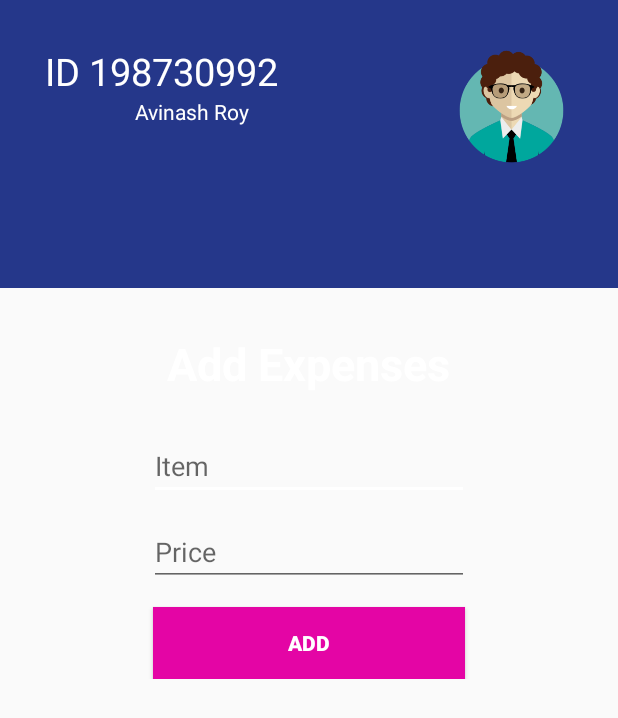
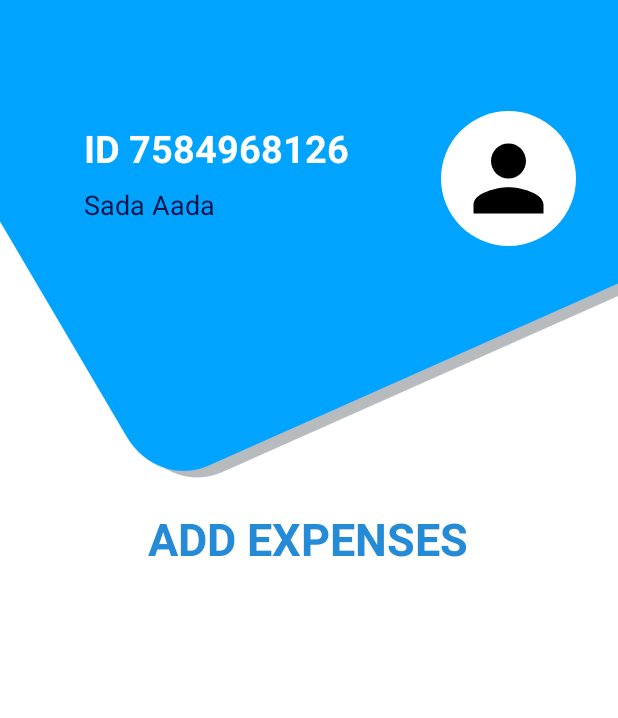
Before and after one commit to Hummer97/EMS_Android_Project, an Android app: the Add_expenses screen opened directly, with no data from a screen before it, on a phone screen of 412 x 824 dp. Shown: the top 718 px of the screen. Run offline under Robolectric (Android 15) with nearby library versions, the phone set to English and light mode, and no system bars.

Commit message:
Add_expenses UI work

```diff
--- a/app/src/main/java/com/roy/Expenses_Management_System/Activities/Add_expenses.java
+++ b/app/src/main/java/com/roy/Expenses_Management_System/Activities/Add_expenses.java
@@ -14,29 +14,5 @@ public class Add_expenses extends AppCompatActivity {
     protected void onCreate(Bundle savedInstanceState) {
         super.onCreate(savedInstanceState);
         setContentView(R.layout.activity_add_expenses);
-
-        final EditText Item = (EditText) findViewById(R.id.itemDis);
-        final EditText Price = (EditText) findViewById(R.id.itemPrice);
-        Button ShowData = (Button) findViewById(R.id.showData);
-//        boolean d=true;
-//        if(d == true)
-//        {
-//            ShowData.setOnClickListener(new View.OnClickListener() {
-//                @Override
-//                public void onClick(View view) {
-//                    Toast.makeText(this,"Data Submitted Successfully",Toast.LENGTH_LONG).show();
-//                }
-//            });
-//        }
-
-//        ShowData.setOnClickListener(new View.OnClickListener() {
-//            @Override
-//            public void onClick(View view) {
-//                String Itemdata = Item.getText().toString();
-//                String ItemPrice = Price.getText().toString();
-//                ShowItem.setText(Itemdata);
-//                ShowPrice.setText(ItemPrice);
-//            }
-//        });
     }
 }
--- a/app/src/main/res/layout/activity_add_expenses.xml
+++ b/app/src/main/res/layout/activity_add_expenses.xml
@@ -1,109 +1,78 @@
 <?xml version="1.0" encoding="utf-8"?>
-<LinearLayout xmlns:android="http://schemas.android.com/apk/res/android"
+<androidx.constraintlayout.widget.ConstraintLayout xmlns:android="http://schemas.android.com/apk/res/android"
     xmlns:app="http://schemas.android.com/apk/res-auto"
     xmlns:tools="http://schemas.android.com/tools"
     android:layout_width="match_parent"
     android:layout_height="match_parent"
-    android:orientation="vertical"
-    tools:context="com.roy.Expenses_Management_System.Activities.Add_expenses">
+    android:background="@drawable/bg1"
+    tools:context="com.roy.Expenses_Management_System.Activities.Create_Group">
 
-    <RelativeLayout
-        android:layout_width="match_parent"
-        android:layout_height="@android:dimen/thumbnail_height"
-        android:background="@color/theme_color">
-
-        <RelativeLayout
+    <androidx.constraintlayout.widget.Guideline
+        android:id="@+id/guideline7"
         android:layout_width="wrap_content"
         android:layout_height="wrap_content"
-            android:layout_marginTop="30sp"
-            android:layout_marginHorizontal="30sp">
+        android:orientation="horizontal"
+        app:layout_constraintGuide_percent="0.37" />
 
     <TextView
-                android:id="@+id/UserId"
+        android:id="@+id/show_UserID"
         android:layout_width="wrap_content"
         android:layout_height="wrap_content"
-                android:text="@string/UserIdView"
-                android:textSize="25sp"
-                android:textColor="@color/colorWhite"></TextView>
+        android:layout_marginStart="56dp"
+        android:layout_marginLeft="56dp"
+        android:text="ID 7584968126"
+        android:textColor="@color/colorWhite"
+        android:textSize="25dp"
+        android:textStyle="bold"
+        app:layout_constraintBottom_toTopOf="@+id/guideline7"
+        app:layout_constraintStart_toStartOf="parent"
+        app:layout_constraintTop_toTopOf="parent"
+        app:layout_constraintVertical_bias="0.3" />
 
     <TextView
+        android:id="@+id/show_GroupName"
         android:layout_width="wrap_content"
         android:layout_height="wrap_content"
-                android:text="@string/UserName"
-                android:layout_below="@+id/UserId"
-                android:textColor="@color/colorWhite"
-                android:layout_marginLeft="60sp"></TextView>
+        android:layout_marginStart="56dp"
+        android:layout_marginLeft="56dp"
+        android:layout_marginTop="8dp"
+        android:text="Sada Aada"
+        android:textColor="@color/theme_color_2"
+        android:textSize="18dp"
+        app:layout_constraintBottom_toTopOf="@+id/guideline7"
+        app:layout_constraintStart_toStartOf="parent"
+        app:layout_constraintTop_toBottomOf="@+id/show_UserID"
+        app:layout_constraintVertical_bias="0.0" />
 
     <ImageView
         android:id="@+id/imageView"
-                android:layout_width="82sp"
-                android:layout_height="82sp"
-                android:layout_alignParentRight="true"
-                android:layout_centerVertical="true"
-                app:srcCompat="@drawable/avatar" />
-        </RelativeLayout>
-    </RelativeLayout>
-
-    <ScrollView
-        android:layout_width="match_parent"
-        android:layout_height="wrap_content">
-
-        <LinearLayout
-            android:layout_width="match_parent"
-            android:layout_height="wrap_content"
-            android:orientation="vertical">
-            <RelativeLayout
-                android:layout_width="match_parent"
-                android:layout_height="wrap_content"
-                android:paddingVertical="30sp">
+        android:layout_width="90dp"
+        android:layout_height="90dp"
+        android:layout_marginEnd="28dp"
+        android:layout_marginRight="28dp"
+        android:background="@drawable/img_circular_bg"
+        android:padding="10dp"
+        app:layout_constraintBottom_toTopOf="@+id/guideline7"
+        app:layout_constraintEnd_toEndOf="parent"
+        app:layout_constraintTop_toTopOf="parent"
+        app:layout_constraintVertical_bias="0.344"
+        app:srcCompat="@drawable/ic_person_black_24dp"
+        tools:ignore="VectorDrawableCompat" />
 
     <TextView
-                    android:id="@+id/titleAddExpenses"
+        android:id="@+id/add_expenses_title"
         android:layout_width="wrap_content"
         android:layout_height="wrap_content"
-                    android:text="Add Expenses"
-                    android:textSize="30sp"
-                    android:layout_centerHorizontal="true"
+        android:text="ADD EXPENSES"
+        android:textColor="@color/title_text_color"
+        android:textSize="30dp"
         android:textStyle="bold"
-                    android:layout_marginBottom="25sp"
-                    android:textColor="@color/colorPrimaryDark"></TextView>
+        app:layout_constraintBottom_toBottomOf="parent"
+        app:layout_constraintEnd_toEndOf="parent"
+        app:layout_constraintHorizontal_bias="0.497"
+        app:layout_constraintStart_toStartOf="parent"
+        app:layout_constraintTop_toTopOf="@+id/guideline7"
+        app:layout_constraintVertical_bias="0.071" />
 
-                <EditText
-                    android:id="@+id/itemDis"
-                    android:layout_width="wrap_content"
-                    android:layout_height="wrap_content"
-                    android:layout_below="@+id/titleAddExpenses"
-                    android:layout_centerHorizontal="true"
-                    android:layout_marginBottom="12sp"
-                    android:ems="10"
-                    android:hint="Item "
-                    android:inputType="text"/>
 
-                <EditText
-                    android:id="@+id/itemPrice"
-                    android:layout_width="wrap_content"
-                    android:layout_height="wrap_content"
-                    android:layout_below="@+id/itemDis"
-                    android:layout_centerHorizontal="true"
-                    android:ems="10"
-                    android:hint="Price"
-                    android:inputType="numberDecimal"/>
-
-                <Button
-                    android:id="@+id/showData"
-                    android:layout_width="wrap_content"
-                    android:layout_height="wrap_content"
-                    android:layout_below="@+id/itemPrice"
-                    android:layout_centerHorizontal="true"
-                    android:layout_marginTop="14sp"
-                    android:background="#E405A5"
-                    android:ems="13"
-                    android:text="Add"
-                    android:textColor="@color/colorWhite"
-                    android:textStyle="bold"></Button>
-
-            </RelativeLayout>
-
-        </LinearLayout>
-    </ScrollView>
-</LinearLayout>
+</androidx.constraintlayout.widget.ConstraintLayout>
```
Lines whose indentation alone changed are shown as unchanged.
